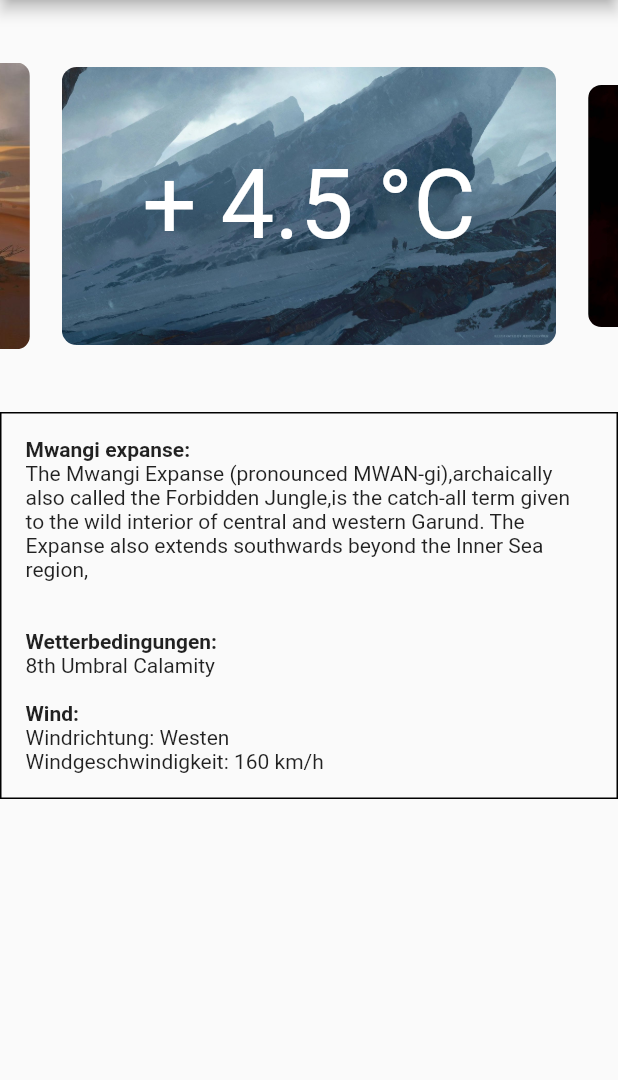
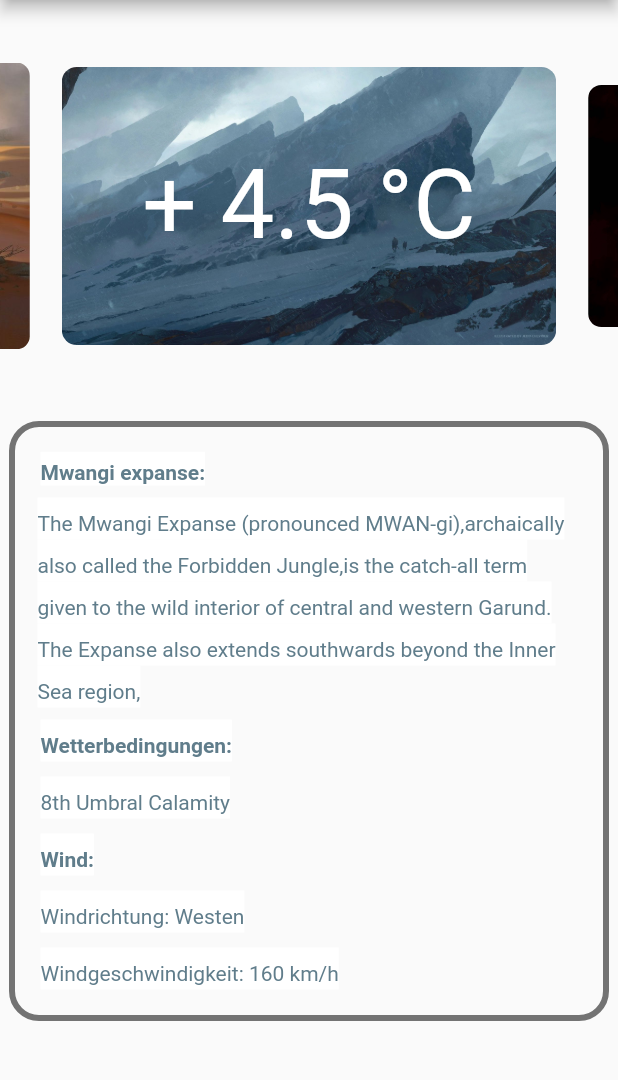
Before and after one commit to ChristopherLeidich/D20Weather, a Flutter app: the screen it shows after launch, on a phone screen of 412 x 824 dp, the part 54-1134 px from its top. Run offline on Flutter 3.47's test engine with Material 2 defaults, Android fonts, the phone set to English and light mode, and no system bars; drawn by our look-alikes of carousel_slider.

Commit message:
mainpage padding containers

```diff
--- a/lib/main.dart
+++ b/lib/main.dart
@@ -5,6 +5,7 @@ import 'package:fantasy_weather_app/Widgets/caruosel_slider.dart';
 import 'package:carousel_slider/carousel_slider.dart';
 import 'package:fantasy_weather_app/Widgets/drawer_widget.dart';
 import 'dart:math';
+import 'package:flutter/rendering.dart';
 //import 'package:flutter/services.dart';
 //import 'package:google_fonts/google_fonts.dart';
 //import 'package:qr_flutter/qr_flutter.dart';
@@ -40,6 +41,7 @@ class _MyCustomAppBarState extends State<MyCustomAppBar> {
 
   final CarouselController _carouselController = CarouselController();
   int currentIndex = 0;
+
 
   int wind = 0;
   double doubleValues = 0.0;    //used for generating a random double Value
@@ -115,52 +117,101 @@ class TextWidget extends StatelessWidget {
 
   @override
   Widget build(BuildContext context) {
-    return SingleChildScrollView(
-      child: Container(
-      padding: const EdgeInsets.all(16.0),
+    return Container(
+        padding: const EdgeInsets.all(12.0),
+        margin: const EdgeInsets.all(6.0),
         decoration: BoxDecoration(
-        border: Border.all(color: Colors.black), // Add a black border
+            color: Colors.grey[50],
+            border: Border.all(width: 4.0, color: Colors.black54),
+            borderRadius: const BorderRadius.all(
+                Radius.circular(20)) // Add a black border
         ),
-      child: Column(      //switch case später einfügen
-        mainAxisAlignment: MainAxisAlignment.spaceEvenly,
+        child: Scrollable(
+          axisDirection: AxisDirection.down,
+          viewportBuilder: (BuildContext context, ViewportOffset position) {
+            return Column(
+              //switch case später einfügen
+              mainAxisSize: MainAxisSize.min,
+              mainAxisAlignment: MainAxisAlignment.start,
               crossAxisAlignment: CrossAxisAlignment.start,
               children: <Widget>[
-          const Text('Mwangi expanse: ',
+                const Padding(
+                  padding: EdgeInsets.all(5.0),
+                  child: Text(
+                    'Mwangi expanse: ',
                     style: TextStyle(
-                //color: Colors.white,
+                      height: 1.6,
+                      backgroundColor: Colors.white,
+                      color: Colors.blueGrey,
                       fontWeight: FontWeight.bold,
-              )
                     ),
-          const Text(
-            'The Mwangi Expanse (pronounced MWAN-gi),archaically also called the Forbidden Jungle,is the catch-all term given to the wild interior of central and western Garund. The Expanse also extends southwards beyond the Inner Sea region,\n\n',
-            //style: Theme.of(context).textTheme.headlineMedium,
                   ),
-          const Text('Wetterbedingungen: ',
+                ),
+                const Padding(
+                  padding: EdgeInsets.all(3.0),
+                  child: Text(
+                    'The Mwangi Expanse (pronounced MWAN-gi),archaically also called the Forbidden Jungle,is the catch-all term given to the wild interior of central and western Garund. The Expanse also extends southwards beyond the Inner Sea region,',
                     style: TextStyle(
-                //color: Colors.white,
+                      height: 2.0,
+                      backgroundColor: Colors.white,
+                      color: Colors.blueGrey,
+                    ),
+                  ),
+                ),
+                const Padding(
+                  padding: EdgeInsets.all(5.0),
+                  child: Text('Wetterbedingungen: ',
+                      style: TextStyle(
+                        height: 2.0,
+                        backgroundColor: Colors.white,
+                        color: Colors.blueGrey,
                         fontWeight: FontWeight.bold,
-              )
+                      )),
                 ),
-          const Text('8th Umbral Calamity\n'),
-          const Text('Wind: ',
+                const Padding(
+                  padding: EdgeInsets.all(5.0),
+                  child: Text('8th Umbral Calamity',
                       style: TextStyle(
-                //color: Colors.white,
+                        height: 2.0,
+                        backgroundColor: Colors.white,
+                        color: Colors.blueGrey,
+                      )),
+                ),
+                const Padding(
+                  padding: EdgeInsets.all(5.0),
+                  child: Text('Wind: ',
+                      style: TextStyle(
+                        height: 2.0,
+                        backgroundColor: Colors.white,
+                        color: Colors.blueGrey,
                         fontWeight: FontWeight.bold,
-              )
+                      )),
                 ),
-          const Text('Windrichtung: Westen'),
-          Text('Windgeschwindigkeit: $wind km/h'),
-        ], /*TextField(
-        decoration: InputDecoration(
-          labelText: 'Hello There $currentIndex',
-          border: const OutlineInputBorder(),
+                const Padding(
+                  padding: EdgeInsets.all(5.0),
+                  child: Text('Windrichtung: Westen',
+                      style: TextStyle(
+                        height: 2.0,
+                        backgroundColor: Colors.white,
+                        color: Colors.blueGrey,
+                      )),
                 ),
-      ),*/
+                Padding(
+                  padding: const EdgeInsets.all(5.0),
+                  child: Text('Windgeschwindigkeit: $wind km/h',
+                      style: const TextStyle(
+                        height: 2.0,
+                        backgroundColor: Colors.white,
+                        color: Colors.blueGrey,
+                      )),
                 ),
-      )
+              ],
             );
+          },
+        ));
   }
 }
+
 
 /*
 void main() {
```
Lines whose indentation alone changed are shown as unchanged.
